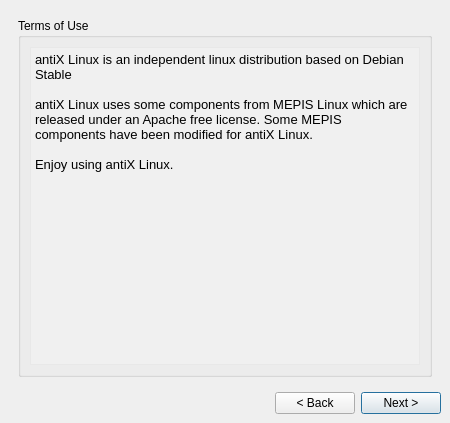
The window that meinstall.ui (BitJam/antiX-installer) describes before a commit, drawn with Qt 5.
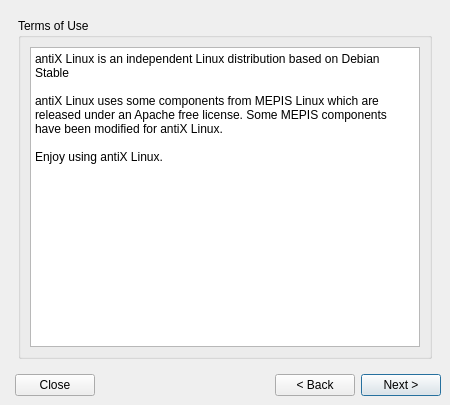
The same window after the commit. The open tabs and pages were chosen to show the change.

Diff of the .ui file:
```diff
--- a/meinstall.ui
+++ b/meinstall.ui
@@ -7,7 +7,7 @@
     <x>0</x>
     <y>0</y>
     <width>450</width>
-    <height>423</height>
+    <height>405</height>
    </rect>
   </property>
   <property name="sizePolicy">
@@ -41,7 +41,27 @@
    <property name="spacing">
     <number>6</number>
    </property>
+   <item row="2" column="1">
+    <widget class="QPushButton" name="closeButton">
+     <property name="text">
+      <string>Close</string>
+     </property>
+    </widget>
+   </item>
    <item row="2" column="2">
+    <spacer>
+     <property name="orientation">
+      <enum>Qt::Horizontal</enum>
+     </property>
+     <property name="sizeHint" stdset="0">
+      <size>
+       <width>201</width>
+       <height>20</height>
+      </size>
+     </property>
+    </spacer>
+   </item>
+   <item row="2" column="6">
     <widget class="QPushButton" name="nextButton">
      <property name="text">
       <string>Next &gt;</string>
@@ -54,20 +74,7 @@
      </property>
     </widget>
    </item>
-   <item row="2" column="0">
-    <spacer>
-     <property name="orientation">
-      <enum>Qt::Horizontal</enum>
-     </property>
-     <property name="sizeHint" stdset="0">
-      <size>
-       <width>201</width>
-       <height>20</height>
-      </size>
-     </property>
-    </spacer>
-   </item>
-   <item row="2" column="1">
+   <item row="2" column="5">
     <widget class="QPushButton" name="backButton">
      <property name="text">
       <string>&lt; Back</string>
@@ -77,7 +84,7 @@
      </property>
     </widget>
    </item>
-   <item row="0" column="0" colspan="3">
+   <item row="0" column="0" colspan="7">
     <widget class="QStackedWidget" name="widgetStack">
      <property name="sizePolicy">
       <sizepolicy hsizetype="MinimumExpanding" vsizetype="MinimumExpanding">
@@ -139,7 +146,7 @@
            <number>6</number>
           </property>
           <item row="0" column="0">
-           <widget class="QTextEdit" name="copyrightBrowser">
+           <widget class="QPlainTextEdit" name="copyrightBrowser">
             <property name="sizePolicy">
              <sizepolicy hsizetype="MinimumExpanding" vsizetype="MinimumExpanding">
               <horstretch>0</horstretch>
@@ -161,9 +168,6 @@
             <property name="acceptDrops">
              <bool>false</bool>
             </property>
-            <property name="styleSheet">
-             <string notr="true">background-color: rgba(255, 255, 255, 50);</string>
-            </property>
             <property name="frameShape">
              <enum>QFrame::StyledPanel</enum>
             </property>
@@ -176,19 +180,15 @@
             <property name="horizontalScrollBarPolicy">
              <enum>Qt::ScrollBarAlwaysOff</enum>
             </property>
-            <property name="readOnly">
-             <bool>true</bool>
+            <property name="plainText">
+             <string>antiX Linux is an independent Linux distribution based on Debian Stable
+
+antiX Linux uses some components from MEPIS Linux which are released under an Apache free license. Some MEPIS components have been modified for antiX Linux.
+
+Enjoy using antiX Linux.</string>
             </property>
-            <property name="html">
-             <string>&lt;!DOCTYPE HTML PUBLIC &quot;-//W3C//DTD HTML 4.0//EN&quot; &quot;http://www.w3.org/TR/REC-html40/strict.dtd&quot;&gt;
-&lt;html&gt;&lt;head&gt;&lt;meta name=&quot;qrichtext&quot; content=&quot;1&quot; /&gt;&lt;style type=&quot;text/css&quot;&gt;
-p, li { white-space: pre-wrap; }
-&lt;/style&gt;&lt;/head&gt;&lt;body style=&quot; font-family:'Sans Serif'; font-size:9pt; font-weight:400; font-style:normal;&quot;&gt;
-&lt;p style=&quot; margin-top:0px; margin-bottom:0px; margin-left:0px; margin-right:0px; -qt-block-indent:0; text-indent:0px;&quot;&gt;&lt;span style=&quot; font-family:'Sans'; font-size:10pt;&quot;&gt;antiX Linux is an independent linux distribution based on Debian Stable&lt;/span&gt;&lt;/p&gt;
-&lt;p style=&quot;-qt-paragraph-type:empty; margin-top:0px; margin-bottom:0px; margin-left:0px; margin-right:0px; -qt-block-indent:0; text-indent:0px; font-family:'Sans'; font-size:10pt;&quot;&gt;&lt;br /&gt;&lt;/p&gt;
-&lt;p style=&quot; margin-top:0px; margin-bottom:0px; margin-left:0px; margin-right:0px; -qt-block-indent:0; text-indent:0px;&quot;&gt;&lt;span style=&quot; font-family:'Sans'; font-size:10pt;&quot;&gt;antiX Linux uses some components from MEPIS Linux which are released under an Apache free license. Some MEPIS components have been modified for antiX Linux.&lt;/span&gt;&lt;/p&gt;
-&lt;p style=&quot;-qt-paragraph-type:empty; margin-top:0px; margin-bottom:0px; margin-left:0px; margin-right:0px; -qt-block-indent:0; text-indent:0px; font-family:'Sans'; font-size:10pt;&quot;&gt;&lt;br /&gt;&lt;/p&gt;
-&lt;p style=&quot; margin-top:0px; margin-bottom:0px; margin-left:0px; margin-right:0px; -qt-block-indent:0; text-indent:0px;&quot;&gt;&lt;span style=&quot; font-family:'Sans'; font-size:10pt;&quot;&gt;Enjoy using antiX Linux.&lt;/span&gt;&lt;/p&gt;&lt;/body&gt;&lt;/html&gt;</string>
+            <property name="textInteractionFlags">
+             <set>Qt::TextSelectableByKeyboard|Qt::TextSelectableByMouse</set>
             </property>
            </widget>
           </item>
@@ -2189,6 +2189,38 @@
      </widget>
     </widget>
    </item>
+   <item row="2" column="3">
+    <widget class="QLabel" name="labelMX">
+     <property name="enabled">
+      <bool>true</bool>
+     </property>
+     <property name="maximumSize">
+      <size>
+       <width>32</width>
+       <height>32</height>
+      </size>
+     </property>
+     <property name="text">
+      <string/>
+     </property>
+     <property name="scaledContents">
+      <bool>true</bool>
+     </property>
+    </widget>
+   </item>
+   <item row="2" column="4">
+    <spacer name="horizontalSpacer_6">
+     <property name="orientation">
+      <enum>Qt::Horizontal</enum>
+     </property>
+     <property name="sizeHint" stdset="0">
+      <size>
+       <width>201</width>
+       <height>20</height>
+      </size>
+     </property>
+    </spacer>
+   </item>
   </layout>
  </widget>
  <layoutdefault spacing="6" margin="11"/>
```
Left out of the diff: 48 changed lines with no effect on the pictures.
